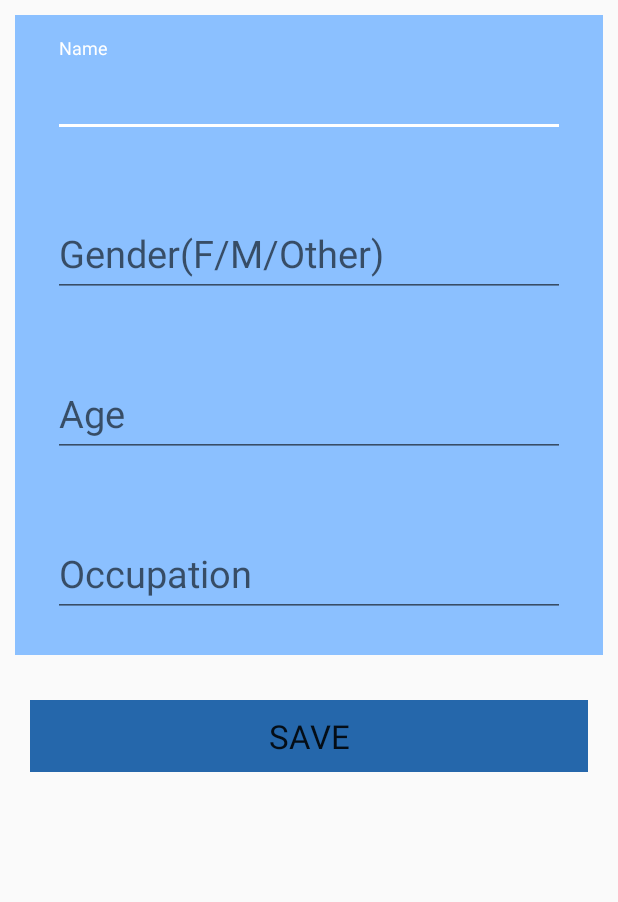
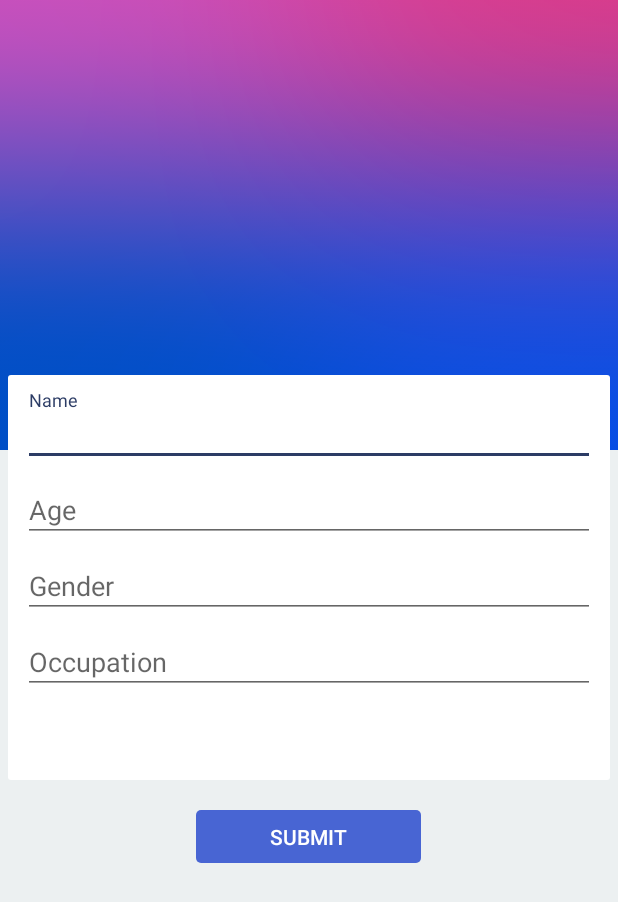
Before and after one commit to uddish/HINT, an Android app: the screen it shows after launch (UserProfileActivity), on a phone screen of 412 x 824 dp. Shown: the top 902 px of the screen. Run offline under Robolectric (Android 15) with nearby library versions, the phone set to English and light mode, and no system bars.

Commit message:
Server left

```diff
--- a/app/src/main/java/com/example/uddishverma22/hint/UserProfileActivity.java
+++ b/app/src/main/java/com/example/uddishverma22/hint/UserProfileActivity.java
@@ -1,13 +1,56 @@
 package com.example.uddishverma22.hint;
 
+import android.content.Context;
+import android.content.Intent;
+import android.content.SharedPreferences;
 import android.support.v7.app.AppCompatActivity;
 import android.os.Bundle;
+import android.view.View;
+import android.widget.Button;
+import android.widget.EditText;
+import android.widget.Toast;
 
 public class UserProfileActivity extends AppCompatActivity {
+
+    EditText name,gender,age,occupation;
+    Button submit;
+    UserProfile userProfile;
 
     @Override
     protected void onCreate(Bundle savedInstanceState) {
         super.onCreate(savedInstanceState);
         setContentView(R.layout.activity_user_profile);
+        name = (EditText)findViewById(R.id.name_person);
+        gender = (EditText)findViewById(R.id.gender);
+        age = (EditText) findViewById(R.id.age);
+        occupation = (EditText) findViewById(R.id.occupation);
+
+        submit = (Button)findViewById(R.id.sub_butt);
+
+        submit.setOnClickListener(new View.OnClickListener() {
+            @Override
+            public void onClick(View v) {
+                String n = name.getText().toString();
+                String g = gender.getText().toString();
+                String a = age.getText().toString();
+                String o = occupation.getText().toString();
+
+                if(a.equals("")||n.equals("")||g.equals("")||o.equals("")) {
+                    Toast.makeText(UserProfileActivity.this,"Some details are not entered please enter...",Toast.LENGTH_LONG).show();
+                } else {
+
+                    userProfile = new UserProfile(n,a,g,o);
+                    SharedPreferences sharedPreferences=getSharedPreferences("Info", Context.MODE_PRIVATE);
+                    SharedPreferences.Editor editor=sharedPreferences.edit();
+                    editor.putString("Name",n);
+                    editor.putString("Gender",g);
+                    editor.putString("Age",a);
+                    editor.putString("Occupation",o);
+                    editor.commit();
+                    Intent intent = new Intent(UserProfileActivity.this,MainActivity.class);
+                    startActivity(intent);
+                }
+            }
+        });
     }
 }
--- a/app/src/main/res/layout/activity_user_profile.xml
+++ b/app/src/main/res/layout/activity_user_profile.xml
@@ -1,94 +1,89 @@
 <?xml version="1.0" encoding="utf-8"?>
-<LinearLayout xmlns:android="http://schemas.android.com/apk/res/android"
+<RelativeLayout xmlns:android="http://schemas.android.com/apk/res/android"
     xmlns:app="http://schemas.android.com/apk/res-auto"
     xmlns:tools="http://schemas.android.com/tools"
     android:layout_width="match_parent"
     android:orientation="vertical"
     android:layout_height="match_parent"
+    android:background="#ecf0f1"
     tools:context="com.example.uddishverma22.hint.UserProfileActivity">
 
+    <ImageView
+        android:layout_width="match_parent"
+        android:layout_height="300dp"
+        android:scaleType="fitXY"
+        android:src="@drawable/grad"
+        />
     <android.support.v7.widget.CardView
         android:layout_width="match_parent"
-        android:layout_height="wrap_content"
-        android:layout_margin="10dp"
-        app:cardElevation="3dp"
-        app:cardCornerRadius="4dp">
+        android:layout_height="270dp"
+        android:layout_marginTop="250dp"
+        android:layout_marginLeft="5dp"
+        android:id="@+id/card_view"
 
+        android:layout_marginRight="5dp"
+        >
        <LinearLayout
            android:layout_width="match_parent"
            android:layout_height="wrap_content"
            android:orientation="vertical"
-        android:background="#8bc0ff">
-
+           android:layout_margin="10dp"
+           >
+          <android.support.design.widget.TextInputLayout
+              android:layout_width="match_parent"
+              android:layout_height="wrap_content">
+              <EditText
+                  android:layout_width="match_parent"
+                  android:layout_height="40dp"
+                  android:hint="Name"
+                  android:id="@+id/name_person"
+                  />
+          </android.support.design.widget.TextInputLayout>
+           <android.support.design.widget.TextInputLayout
+               android:layout_width="match_parent"
+               android:layout_height="wrap_content">
+               <EditText
+                   android:layout_width="match_parent"
+                   android:layout_height="40dp"
+                   android:hint="Age"
+                   android:inputType="number"
+                   android:id="@+id/age"
+                   />
+           </android.support.design.widget.TextInputLayout>
+           <android.support.design.widget.TextInputLayout
+               android:layout_width="match_parent"
+               android:layout_height="wrap_content">
+               <EditText
+                   android:layout_width="match_parent"
+                   android:layout_height="40dp"
+                   android:hint="Gender"
+                   android:id="@+id/gender"
+                   />
+           </android.support.design.widget.TextInputLayout>
            <android.support.design.widget.TextInputLayout
                android:layout_width="match_parent"
                android:layout_height="wrap_content"
-            android:layout_margin="15dp">
-
+               >
                <EditText
-                android:layout_margin="10dp"
-                android:id="@+id/name_et"
                    android:layout_width="match_parent"
-                android:layout_height="wrap_content"
-                android:hint="Name"
-                android:textSize="25sp" />
+                   android:layout_height="40dp"
+                   android:hint="Occupation"
+                   android:id="@+id/occupation"
+                   />
            </android.support.design.widget.TextInputLayout>
-
-
-
-        <android.support.design.widget.TextInputLayout
-            android:layout_width="match_parent"
-            android:layout_height="wrap_content"
-            android:layout_margin="15dp">
-
-            <EditText
-                android:layout_margin="10dp"
-                android:id="@+id/gender"
-                android:layout_width="match_parent"
-                android:layout_height="wrap_content"
-                android:hint="Gender(F/M/Other)"
-                android:textSize="25sp" />
-        </android.support.design.widget.TextInputLayout>
-
-        <android.support.design.widget.TextInputLayout
-            android:layout_width="match_parent"
-            android:layout_height="wrap_content"
-            android:layout_margin="15dp">
-
-            <EditText
-                android:layout_margin="10dp"
-                android:id="@+id/age"
-                android:layout_width="match_parent"
-                android:layout_height="wrap_content"
-                android:hint="Age"
-                android:textSize="25sp" />
-        </android.support.design.widget.TextInputLayout>
-
-        <android.support.design.widget.TextInputLayout
-            android:layout_width="match_parent"
-            android:layout_height="wrap_content"
-            android:layout_margin="15dp">
-
-            <EditText
-                android:layout_margin="10dp"
-                android:id="@+id/occupation"
-                android:layout_width="match_parent"
-                android:layout_height="wrap_content"
-                android:hint="Occupation"
-                android:textSize="25sp" />
-        </android.support.design.widget.TextInputLayout>
-
        </LinearLayout>
-
     </android.support.v7.widget.CardView>
-
     <Button
-        android:layout_margin="20dp"
-        android:layout_width="match_parent"
-        android:layout_height="wrap_content"
-        android:background="#2567ab"
-        android:textAppearance="?android:textAppearanceLarge"
-        android:text="SAVE"/>
-
-
-</LinearLayout>
+        android:layout_width="150dp"
+        android:layout_height="35dp"
+        android:background="@drawable/shape_butt"
+        android:backgroundTint="#4865D3"
+        android:layout_below="@id/card_view"
+        android:textColor="#fff"
+        android:text="SUBMIT"
+        android:id="@+id/sub_butt"
+        android:elevation="7dp"
+        android:layout_marginTop="20dp"
+        android:layout_centerHorizontal="true"
+        />
+</RelativeLayout>
--- a/app/src/main/res/values/colors.xml
+++ b/app/src/main/res/values/colors.xml
@@ -2,5 +2,5 @@
 <resources>
     <color name="colorPrimary">#3F51B5</color>
     <color name="colorPrimaryDark">#303F9F</color>
-    <color name="colorAccent">#FFF</color>
+    <color name="colorAccent">#2c3c65</color>
 </resources>
```
Also changed, not shown: app/src/main/java/com/example/uddishverma22/hint/FinalActivity.java (+50 -0 lines), app/src/main/java/com/example/uddishverma22/hint/Fragments/Fragment16.java (+31 -1 lines), app/src/main/java/com/example/uddishverma22/hint/UserProfile.java (+4 -4 lines), app/src/main/res/drawable/grad.png (added). Lines whose indentation alone changed are shown as unchanged.
